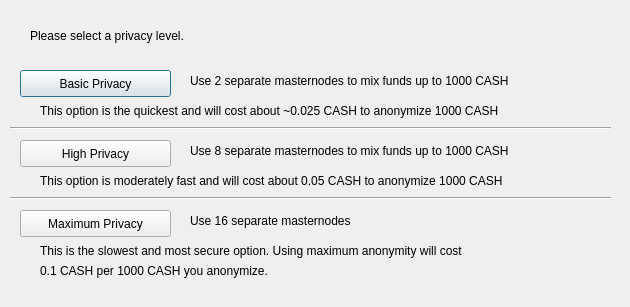
Above: src/qt/forms/darksendconfig.ui from jbelke/epay before the change. Below: the same form after it.
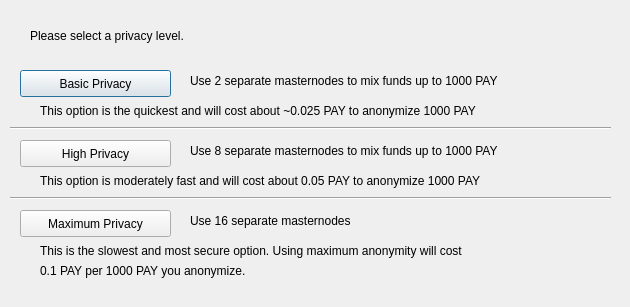
That is the form after the change.

```diff
--- a/src/qt/forms/darksendconfig.ui
+++ b/src/qt/forms/darksendconfig.ui
@@ -75,7 +75,7 @@
     </rect>
    </property>
    <property name="text">
-    <string>Use 2 separate masternodes to mix funds up to 1000 CASH</string>
+    <string>Use 2 separate masternodes to mix funds up to 1000 PAY</string>
    </property>
   </widget>
   <widget class="QLabel" name="label_3">
@@ -88,7 +88,7 @@
     </rect>
    </property>
    <property name="text">
-    <string>Use 8 separate masternodes to mix funds up to 1000 CASH</string>
+    <string>Use 8 separate masternodes to mix funds up to 1000 PAY</string>
    </property>
   </widget>
   <widget class="QLabel" name="label_4">
@@ -114,7 +114,7 @@
     </rect>
    </property>
    <property name="text">
-    <string>This option is the quickest and will cost about ~0.025 CASH to anonymize 1000 CASH</string>
+    <string>This option is the quickest and will cost about ~0.025 PAY to anonymize 1000 PAY</string>
    </property>
   </widget>
   <widget class="QLabel" name="label_7">
@@ -127,7 +127,7 @@
     </rect>
    </property>
    <property name="text">
-    <string>This option is moderately fast and will cost about 0.05 CASH to anonymize 1000 CASH</string>
+    <string>This option is moderately fast and will cost about 0.05 PAY to anonymize 1000 PAY</string>
    </property>
   </widget>
   <widget class="QLabel" name="label_8">
@@ -153,7 +153,7 @@
     </rect>
    </property>
    <property name="text">
-    <string>0.1 CASH per 1000 CASH you anonymize.</string>
+    <string>0.1 PAY per 1000 PAY you anonymize.</string>
    </property>
   </widget>
   <widget class="Line" name="line">
```
